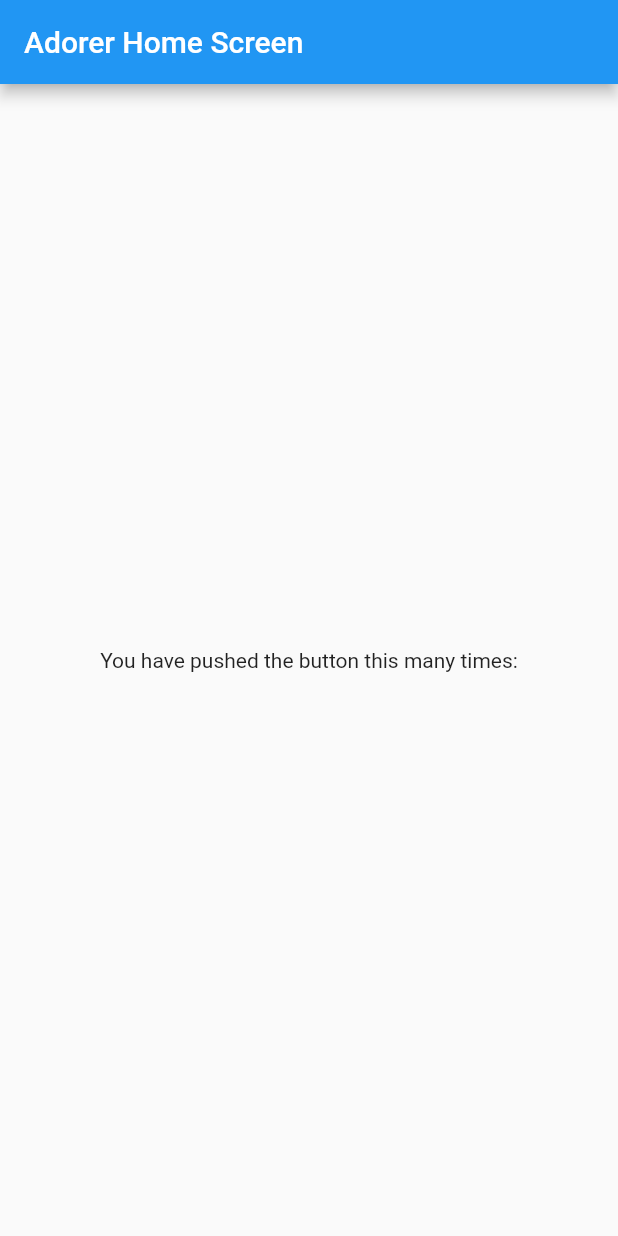
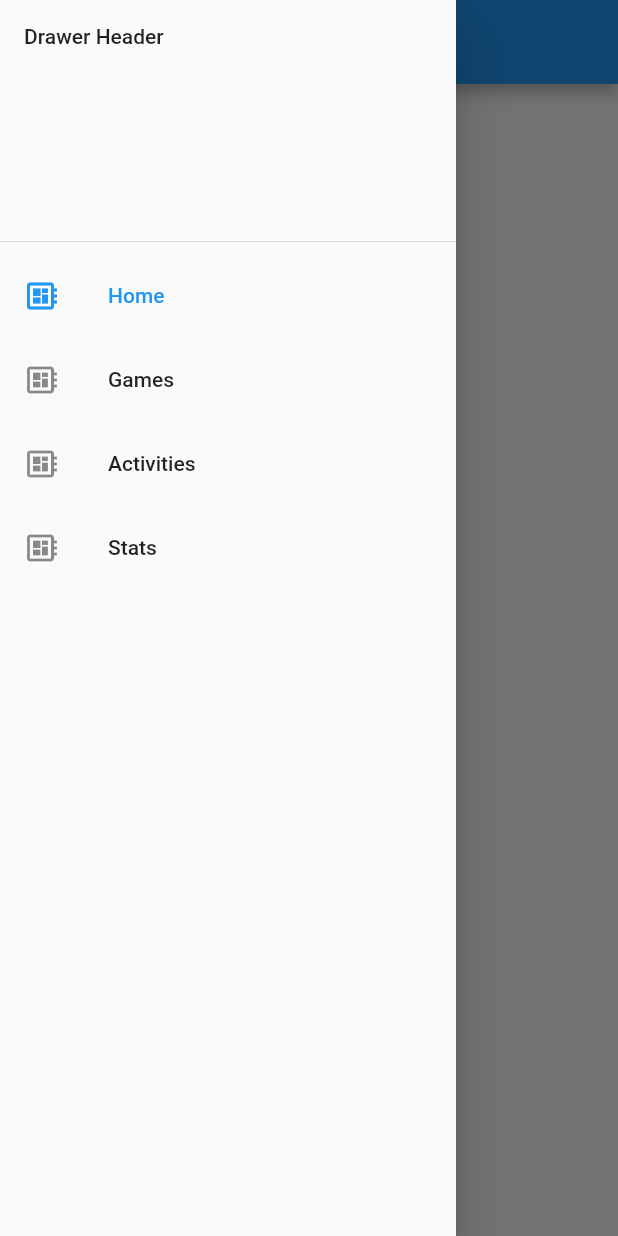
Before and after one commit to coolsidd/ge-healthcare-2018, a Flutter app: the screen it shows after launch, with the side drawer open (before the commit the screen has no drawer), on a phone screen of 412 x 824 dp. Run offline on Flutter 3.47's test engine with Material 2 defaults, Android fonts, the phone set to English and light mode, and no system bars.

Commit message:
Basic scaffold and navigation

```diff
--- a/adorer_app/lib/main.dart
+++ b/adorer_app/lib/main.dart
@@ -7,7 +7,6 @@ void main() {
     home: MyApp(),
   ));
 }
-
 
 class MyApp extends StatelessWidget {
   // This widget is the root of your application.
@@ -26,27 +25,89 @@ class MyApp extends StatelessWidget {
 class MyHomePage extends StatefulWidget {
   MyHomePage({Key key, this.title}) : super(key: key);
   final String title;
+  final drawerItems = [
+    DrawerItem("Home", Icons.developer_board, true, Text("Screen 1")),
+    DrawerItem("Games", Icons.developer_board, true, Text("Screen 2"), ontapped: (){print("Well");}, switchOnTap: false),
+    DrawerItem("Activities", Icons.developer_board, true, Text("Screen 3")),
+    DrawerItem("Stats", Icons.developer_board, true, Text("Screen 4")),
+  ];
   @override
   _MyHomePageState createState() => new _MyHomePageState();
 }
 
 class _MyHomePageState extends State<MyHomePage> {
+  int _selectedDrawerIndex = 0;
+  int get selectedDrawerIndex => _selectedDrawerIndex;
+  set selectedDrawerIndex(int value) {
+    _selectedDrawerIndex = value;
+    setState(() {
+      _selectedDrawerIndex = value;
+      Navigator.of(context).pop();
+    });
+  }
+  List<Widget> generateDrawerItems(List <DrawerItem> drawerItemList){
+    List<Widget> drawerOptions = <Widget> [];
+    for (var i = 0; i < widget.drawerItems.length; i++) {
+      var dItem = widget.drawerItems[i];
+      drawerOptions.add(ListTile(
+        leading: Icon(dItem.icon),
+        title: Text(dItem.title),
+        selected: i == selectedDrawerIndex,
+        onTap: () {
+          dItem.ontapped();
+          if (dItem.switchOnTap) {
+            selectedDrawerIndex = i;
+          }
+        },
+      ));
+    }
+    return drawerOptions;
+  }
+
   @override
   Widget build(BuildContext context) {
-        return new Scaffold(
-      appBar: new AppBar(
-        title: new Text(widget.title),
-      ),
-      body: new Center(
-        child: new Column(
-          mainAxisAlignment: MainAxisAlignment.center,
-          children: <Widget>[
-            new Text(
-              'You have pushed the button this many times:',
-            ),
-          ],
-        ),
-      ),
+    List<Widget> drawerOptions = <Widget>[];
+    drawerOptions = generateDrawerItems(widget.drawerItems);
+    return Scaffold(
+      appBar: widget.drawerItems[_selectedDrawerIndex].appBarEnabled
+          ? AppBar(
+              title: widget.drawerItems[_selectedDrawerIndex].appBarTitle,
+            )
+          : null,
+      body: widget.drawerItems[_selectedDrawerIndex].drawerItemWidget,
+      drawer: Drawer(
+          child: ListView(
+        children: <Widget>[
+          DrawerHeader(
+              child: Column(
+                  crossAxisAlignment: CrossAxisAlignment.start,
+                  children: [Text("Drawer Header")])),
+          Column(
+            children: drawerOptions,
+          ),
+        ],
+      )),
     );
   }
 }
+
+class DrawerItem {
+  String title;
+  IconData icon;
+  bool appBarEnabled;
+  Text appBarTitle;
+  Widget drawerItemWidget;
+  Function() ontapped;
+  bool switchOnTap;
+  DrawerItem(this.title, this.icon, this.appBarEnabled, this.appBarTitle,
+      {this.ontapped, this.switchOnTap}) {
+    if (this.ontapped == null) {
+      this.ontapped =() {
+        return null;
+      };
+    }
+    if (this.switchOnTap == null) {
+      switchOnTap = true;
+    }
+  }
+}
```
